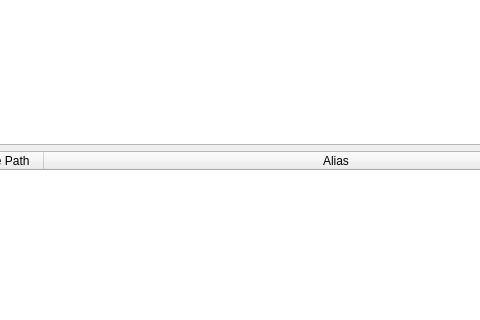
Old version of the form gui/views/ui_files/loadSimulationTree.ui in the repository feslima/metacontrol; both pictures show x 384 to 864 and y 236 to 556 of the 1024 by 768 pixel window.
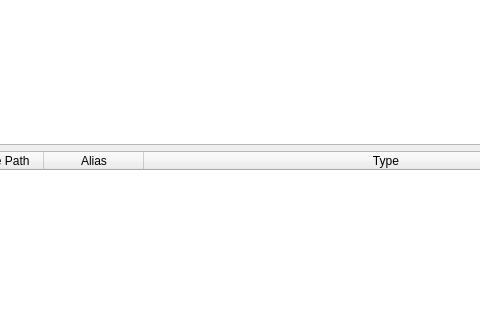
New version of the form.

Commit message: Fix of issues #5, #9 and #10: Implementation of new types for output variables and expressions, and duplicate check between expression names and aliases.

```diff
--- a/gui/views/ui_files/loadSimulationTree.ui
+++ b/gui/views/ui_files/loadSimulationTree.ui
@@ -106,6 +106,11 @@
        <string>Alias</string>
       </property>
      </column>
+     <column>
+      <property name="text">
+       <string>Type</string>
+      </property>
+     </column>
     </widget>
    </item>
    <item row="0" column="0">
```
The commit also changes 3 other files.
